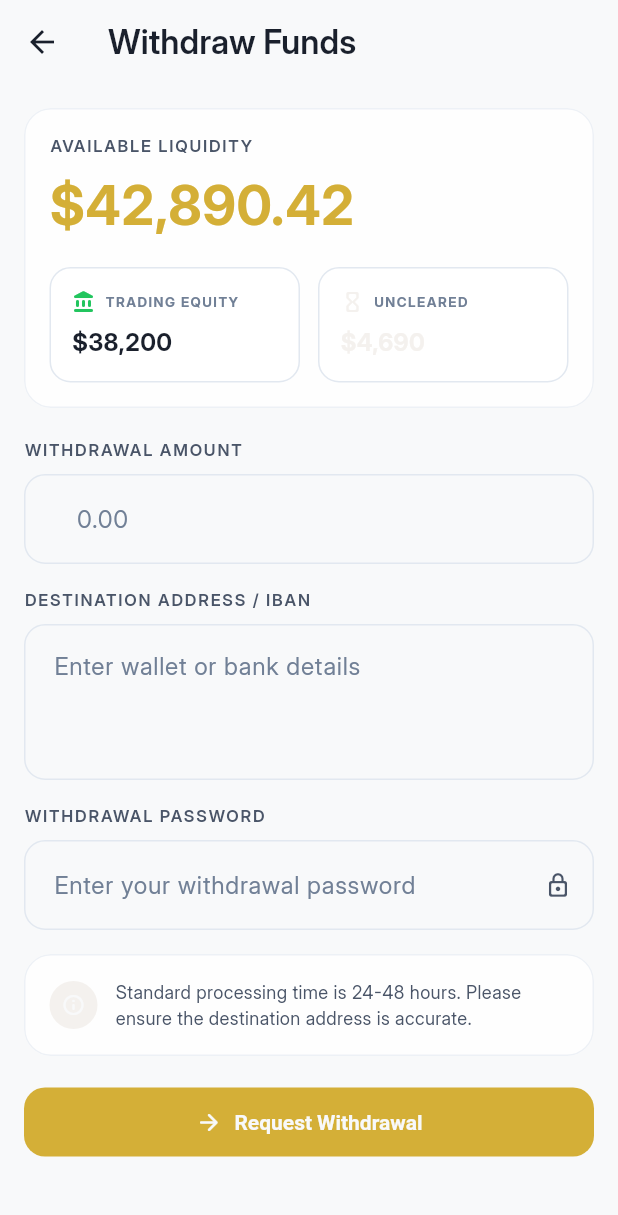
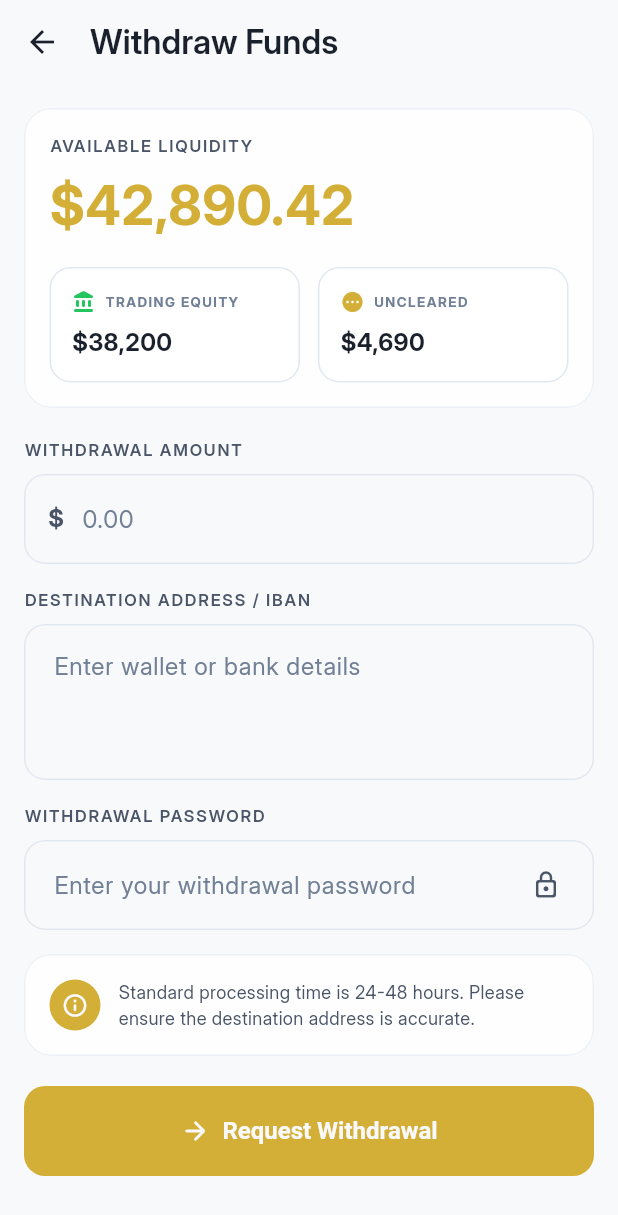
Before and after one commit to nithin-developer/GoldX, a Flutter app: the WithdrawPage screen opened directly, on a phone screen of 412 x 824 dp. Shown: the top 1215 px of the screen. Run offline on Flutter 3.47's test engine with Material 3 defaults, Android fonts, the phone set to English and light mode, and no system bars; our stand-ins replace dio, flutter_secure_storage, google_fonts, web, webview_flutter; missing offline and left inert: dart:ui_web; accounts and stored records are empty.

Commit message:
updated the UI of the deposit and withdraw page

```diff
--- a/signalpro/lib/app/pages/withdraw_page.dart
+++ b/signalpro/lib/app/pages/withdraw_page.dart
@@ -98,9 +98,9 @@ class _WithdrawPageState extends State<WithdrawPage> {
                       child: _BalanceCard(
                         title: 'Uncleared',
                         value: '\$4,690',
-                        icon: Icons.hourglass_empty_rounded,
-                        color: AppColors.tertiary,
-                        warn: true,
+                        icon: Icons.pending_rounded,
+                        color: AppColors.primary,
+                        // warn: true,
                       ),
                     ),
                   ],
@@ -112,7 +112,7 @@ class _WithdrawPageState extends State<WithdrawPage> {
           _InputField(
             label: 'WITHDRAWAL AMOUNT',
             controller: _amountController,
-            prefix: '\$ ',
+            showCurrencyPrefix: true,
             hint: '0.00',
             keyboardType: TextInputType.number,
           ),
@@ -138,12 +138,12 @@ class _WithdrawPageState extends State<WithdrawPage> {
                 Container(
                   padding: const EdgeInsets.all(8),
                   decoration: const BoxDecoration(
-                    color: AppColors.tertiary,
+                    color: AppColors.primary,
                     shape: BoxShape.circle,
                   ),
                   child: const Icon(
                     Icons.info_outline_rounded,
-                    size: 16,
+                    size: 18,
                     color: AppColors.background,
                   ),
                 ),
@@ -181,14 +181,12 @@ class _BalanceCard extends StatelessWidget {
     required this.value,
     required this.icon,
     required this.color,
-    this.warn = false,
   });
 
   final String title;
   final String value;
   final IconData icon;
   final Color color;
-  final bool warn;
 
   @override
   Widget build(BuildContext context) {
@@ -222,7 +220,7 @@ class _BalanceCard extends StatelessWidget {
             value,
             style: TextStyle(
               fontWeight: FontWeight.w700,
-              color: warn ? AppColors.tertiary : AppColors.textPrimary,
+              color: AppColors.textPrimary,
               fontSize: 16,
             ),
           ),
@@ -236,7 +234,7 @@ class _InputField extends StatelessWidget {
   const _InputField({
     required this.label,
     required this.controller,
-    this.prefix,
+    this.showCurrencyPrefix = false,
     required this.hint,
     this.suffix,
     this.obscureText = false,
@@ -246,7 +244,7 @@ class _InputField extends StatelessWidget {
 
   final String label;
   final TextEditingController controller;
-  final String? prefix;
+  final bool showCurrencyPrefix;
   final String hint;
   final IconData? suffix;
   final bool obscureText;
@@ -276,35 +274,48 @@ class _InputField extends StatelessWidget {
           decoration: InputDecoration(
             filled: true,
             fillColor: AppColors.background,
-            prefixText: prefix,
+            prefixIcon: showCurrencyPrefix
+                ? const Padding(
+                    padding: EdgeInsets.only(left: 16, right: 8),
+                    child: Text(
+                      '\$',
+                      style: TextStyle(
+                        color: AppColors.textSecondary,
+                        fontSize: 16,
+                        fontWeight: FontWeight.w700,
+                      ),
+                    ),
+                  )
+                : null,
+            prefixIconConstraints: showCurrencyPrefix
+                ? const BoxConstraints(minWidth: 0, minHeight: 0)
+                : null,
             suffixIcon: suffix == null
                 ? null
-                : Icon(suffix, size: 18, color: AppColors.textSecondary),
+                : const Padding(
+                    padding: EdgeInsets.only(right: 16),
+                    child: Icon(
+                      Icons.lock_outline_rounded,
+                      size: 20,
+                      color: AppColors.textSecondary,
+                    ),
+                  ),
             hintText: hint,
             hintStyle: const TextStyle(color: AppColors.textMuted),
             border: OutlineInputBorder(
               borderRadius: BorderRadius.circular(14),
-              borderSide: const BorderSide(
-                color: AppColors.border,
-                width: 1,
-              ),
+              borderSide: const BorderSide(color: AppColors.border, width: 1),
             ),
             enabledBorder: OutlineInputBorder(
               borderRadius: BorderRadius.circular(14),
-              borderSide: const BorderSide(
-                color: AppColors.border,
-                width: 1,
-              ),
+              borderSide: const BorderSide(color: AppColors.border, width: 1),
             ),
             focusedBorder: OutlineInputBorder(
               borderRadius: BorderRadius.circular(14),
-              borderSide: const BorderSide(
-                color: AppColors.primary,
-                width: 2,
-              ),
+              borderSide: const BorderSide(color: AppColors.primary, width: 2),
             ),
             contentPadding: EdgeInsets.symmetric(
-              horizontal: 16,
+              horizontal: showCurrencyPrefix ? 0 : 16,
               vertical: maxLines > 1 ? 16 : 18,
             ),
           ),
--- a/signalpro/lib/app/theme/app_colors.dart
+++ b/signalpro/lib/app/theme/app_colors.dart
@@ -33,7 +33,7 @@ class AppColors {
   static const Color danger = Color(0xFFEF4444);
 
   // Extra shared tone
-  static const Color tertiary = Color(0xFFF4F1EE);
+  static const Color tertiary = Color.fromARGB(255, 227, 180, 133);
 
   // Skeleton shades
   static const Color skeletonBase = Color(0xFFE2E8F0);
--- a/signalpro/lib/app/theme/app_theme.dart
+++ b/signalpro/lib/app/theme/app_theme.dart
@@ -28,14 +28,16 @@ class AppTheme {
     return ThemeData(
       brightness: Brightness.light,
       useMaterial3: true,
-      fontFamily: GoogleFonts.inter().fontFamily,
+      fontFamily: 'Inter',
       scaffoldBackgroundColor: AppColors.background,
       colorScheme: colorScheme,
       textTheme: textTheme.apply(
+        fontFamily: 'Inter',
         bodyColor: AppColors.textPrimary,
         displayColor: AppColors.textPrimary,
       ),
       primaryTextTheme: textTheme.apply(
+        fontFamily: 'Inter',
         bodyColor: AppColors.textPrimary,
         displayColor: AppColors.textPrimary,
       ),
@@ -46,6 +48,7 @@ class AppTheme {
         scrolledUnderElevation: 0,
         foregroundColor: AppColors.textPrimary,
         centerTitle: false,
+        titleSpacing: 4,
       ),
 
       iconTheme: const IconThemeData(color: AppColors.secondary),
--- a/signalpro/lib/app/widgets/primary_button.dart
+++ b/signalpro/lib/app/widgets/primary_button.dart
@@ -21,19 +21,20 @@ class PrimaryButton extends StatelessWidget {
         onPressed: onPressed,
         icon: icon == null
             ? const SizedBox.shrink()
-            : Icon(icon, size: 18, color: AppColors.background),
+            : Icon(icon, size: 20, color: AppColors.background),
         label: Text(
           text,
           style: const TextStyle(
             color: AppColors.background,
             fontWeight: FontWeight.w700,
+            fontSize: 16,
           ),
         ),
         style: ElevatedButton.styleFrom(
           backgroundColor: AppColors.primary,
           disabledBackgroundColor: AppColors.surfaceSoft,
           disabledForegroundColor: AppColors.textMuted,
-          padding: const EdgeInsets.symmetric(vertical: 14, horizontal: 16),
+          padding: const EdgeInsets.symmetric(vertical: 20, horizontal: 16),
           shape: RoundedRectangleBorder(
             borderRadius: BorderRadius.circular(14),
           ),
```
Also changed, not shown: signalpro/lib/app/pages/deposit_page.dart (+18 -2 lines), signalpro/lib/app/pages/home_page.dart (+6 -1 lines).
